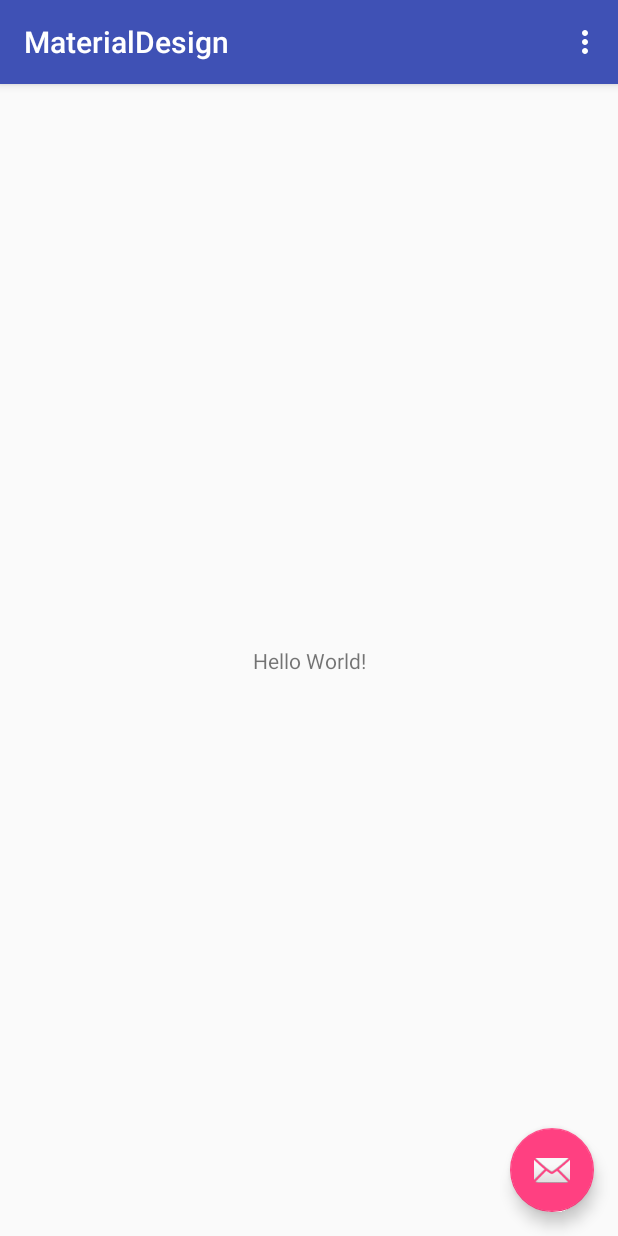
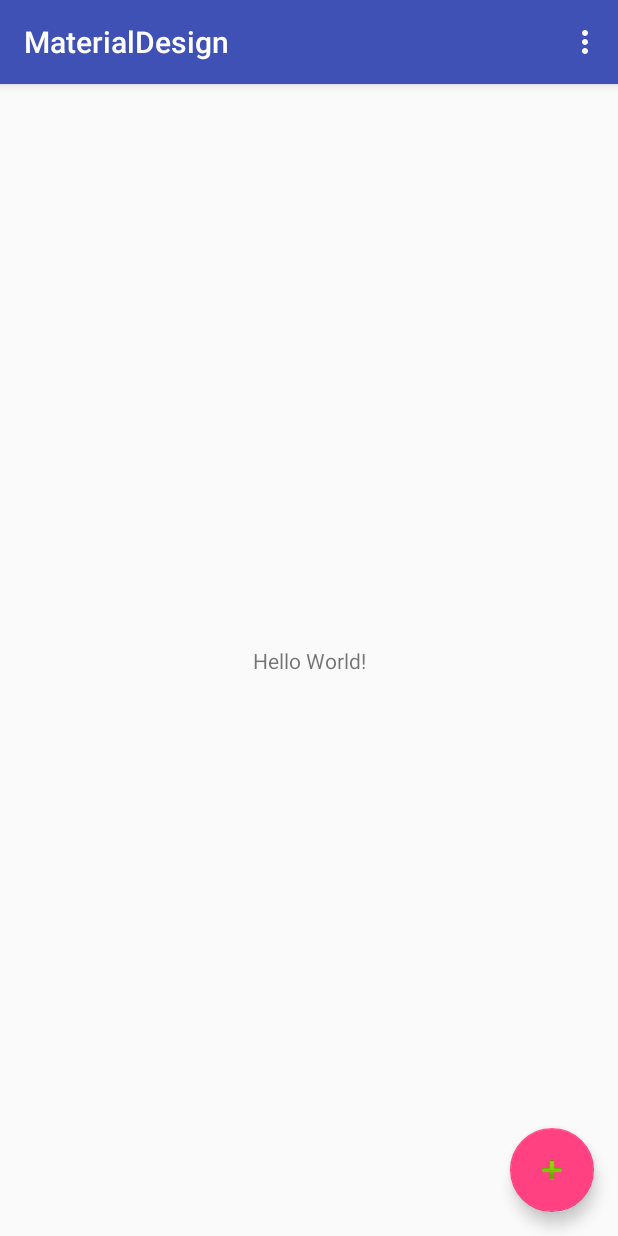
Before and after one commit to prshntpnwr/MaterialDesign, an Android app: the screen it shows after launch (MainActivity), on a phone screen of 412 x 824 dp. Run offline under Robolectric (Android 15) with nearby library versions, the phone set to English and light mode, and no system bars.

Commit message:
refactor: add dialog activity and shared transition naimation between main activity and dialog activity

```diff
--- a/app/src/main/AndroidManifest.xml
+++ b/app/src/main/AndroidManifest.xml
@@ -9,6 +9,7 @@
         android:roundIcon="@mipmap/ic_launcher_round"
         android:supportsRtl="true"
         android:theme="@style/AppTheme">
+
         <activity
             android:name=".MainActivity"
             android:label="@string/app_name"
@@ -18,6 +19,11 @@
                 <category android:name="android.intent.category.LAUNCHER" />
             </intent-filter>
         </activity>
+
+        <activity android:name=".DialogActivity"
+            android:theme="@style/DialogTheme">
+        </activity>
+
     </application>
 
 </manifest>
--- a/app/src/main/res/layout/activity_main.xml
+++ b/app/src/main/res/layout/activity_main.xml
@@ -28,6 +28,9 @@
         android:layout_height="wrap_content"
         android:layout_gravity="bottom|end"
         android:layout_margin="@dimen/fab_margin"
-        app:srcCompat="@android:drawable/ic_dialog_email" />
+        android:transitionName="@string/transition_dialog"
+        app:elevation="6dp"
+        app:pressedTranslationZ="12dp"
+        app:srcCompat="@android:drawable/ic_input_add" />
 
 </android.support.design.widget.CoordinatorLayout>
--- /dev/null
+++ b/app/src/main/res/values-v21/styles.xml
@@ -0,0 +1,19 @@
+<?xml version="1.0" encoding="utf-8"?>
+<resources>
+
+    <style name="AppTheme.Translucent">
+        <item name="android:windowBackground">@color/scrim</item>
+        <item name="android:colorBackgroundCacheHint">@null</item>
+        <item name="android:windowContentOverlay">@null</item>
+        <item name="android:windowIsFloating">false</item>
+        <item name="android:windowIsTranslucent">true</item>
+        <item name="android:windowNoTitle">true</item>
+        <item name="android:windowDrawsSystemBarBackgrounds">true</item>
+    </style>
+
+    <style name="DialogTheme" parent="AppTheme.Translucent" >
+        <item name="android:statusBarColor">@android:color/transparent</item>
+        <item name="android:navigationBarColor">@android:color/transparent</item>
+    </style>
+
+</resources>
--- a/app/src/main/res/values/colors.xml
+++ b/app/src/main/res/values/colors.xml
@@ -3,4 +3,6 @@
     <color name="colorPrimary">#3F51B5</color>
     <color name="colorPrimaryDark">#303F9F</color>
     <color name="colorAccent">#FF4081</color>
+
+    <color name="scrim">#99323232</color>
 </resources>
--- a/app/src/main/res/values/strings.xml
+++ b/app/src/main/res/values/strings.xml
@@ -1,4 +1,7 @@
 <resources>
     <string name="app_name">MaterialDesign</string>
     <string name="action_settings">Settings</string>
+
+    <string name="transition_dialog" translatable="false">transition_dialog</string>
+
 </resources>
--- a/app/src/main/res/values/styles.xml
+++ b/app/src/main/res/values/styles.xml
@@ -13,6 +13,17 @@
         <item name="windowNoTitle">true</item>
     </style>
 
+    <style name="AppTheme.Translucent">
+        <item name="android:windowBackground">@color/scrim</item>
+        <item name="android:colorBackgroundCacheHint">@null</item>
+        <item name="android:windowContentOverlay">@null</item>
+        <item name="android:windowIsFloating">false</item>
+        <item name="android:windowIsTranslucent">true</item>
+        <item name="android:windowNoTitle">true</item>
+    </style>
+
+    <style name="AppTheme.Translucent.Dialog" parent="AppTheme.Translucent" />
+
     <style name="AppTheme.AppBarOverlay" parent="ThemeOverlay.AppCompat.Dark.ActionBar" />
 
     <style name="AppTheme.PopupOverlay" parent="ThemeOverlay.AppCompat.Light" />
```
Also changed, not shown: app/src/main/java/com/example/prashant/materialdesign/DialogActivity.java (added, +27 -0 lines), app/src/main/java/com/example/prashant/materialdesign/MainActivity.java (+13 -3 lines), app/src/main/res/layout/activity_dialog.xml (added, +21 -0 lines).
